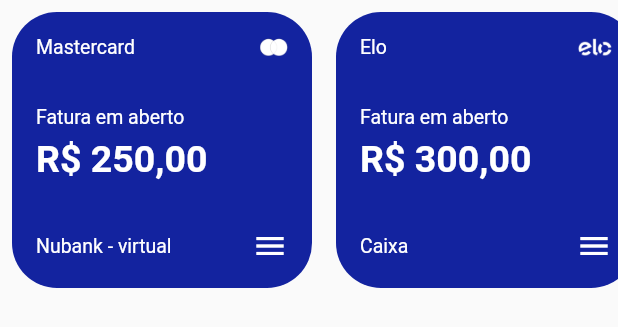
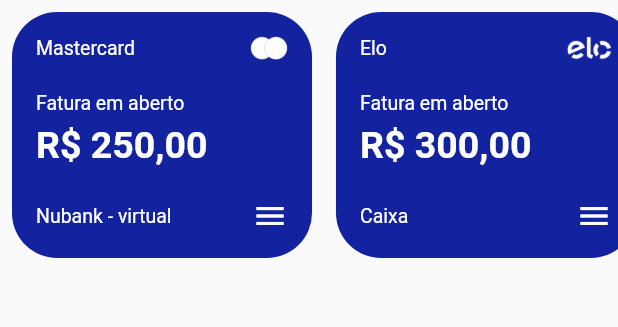
Before and after one commit to proz-tecnologia/PIT02GP06, a Flutter app: the ListViewCreditCards widget shown alone on an empty page, opened directly, on a phone screen of 412 x 824 dp. Shown: the top 327 px of the screen. Run offline on Flutter 3.47's test engine with Material 2 defaults, Android fonts, the phone set to English and light mode, and no system bars; missing offline and left inert: graphic.

Commit message:
[componente] criação do carrossel de cartões de crédito

```diff
--- a/lib/main.dart
+++ b/lib/main.dart
@@ -17,7 +17,7 @@
       ),
       home: Scaffold(
         backgroundColor: AppColors.backgroundColor,
-        body: Center(),
+        body: const Center(),
       ),
     );
   }
--- a/lib/src/widgets/credit_card_widget.dart
+++ b/lib/src/widgets/credit_card_widget.dart
@@ -13,7 +13,7 @@
   String bandeira = "";
   String apelido;
   String valorAberto;
-  var iconBandeira;
+  late Widget iconBandeira;
   CreditCardWidget(
       {super.key,
       required this.apelido,
@@ -24,14 +24,14 @@
       case "visa":
       case "elo":
       case "american":
-        iconBandeira = Image.asset("lib/images/$bandeira.png", height: 12);
+        iconBandeira = Image.asset("lib/images/$bandeira.png", height: 16);
         break;
       default:
         {
           iconBandeira = Icon(
             Icons.credit_card,
             color: AppColors.whiteColor,
-            size: 18,
+            size: 20,
           );
           bandeira = "outro";
         }
@@ -44,7 +44,6 @@
       padding: const EdgeInsets.all(8.0),
       child: Container(
         width: 200,
-        height: 180,
         decoration: BoxDecoration(
           color: AppColors.blue1Color,
           borderRadius: BorderRadius.circular(30),
@@ -72,7 +71,7 @@
                     "Fatura em aberto",
                     style: AppTextStyles.textCreditCard,
                   ),
-                  SizedBox(
+                  const SizedBox(
                     height: 6,
                   ),
                   Text(
--- a/lib/src/widgets/list_view_credit_cards.dart
+++ b/lib/src/widgets/list_view_credit_cards.dart
@@ -1,4 +1,5 @@
 import 'package:flutter/material.dart';
+import 'package:pit02gp06/utils/app_colors.dart';
 
 import 'credit_card_widget.dart';
 
@@ -9,8 +10,8 @@
 
   @override
   Widget build(BuildContext context) {
-    return Container(
-      height: 200,
+    return SizedBox(
+      height: 180,
       child: ListView(
         scrollDirection: Axis.horizontal,
         children: [
@@ -24,19 +25,21 @@
             valorAberto: "300,00",
             bandeira: "elo",
           ),
-          CreditCardWidget(
-            apelido: "Digio",
-            valorAberto: "20,00",
-            bandeira: "visa",
-          ),
-          CreditCardWidget(
-            apelido: "De fora",
-            valorAberto: "80,00",
-            bandeira: "american",
-          ),
-          CreditCardWidget(
-            apelido: "Itau",
-            valorAberto: "80,00",
+          Padding(
+            padding: const EdgeInsets.all(8.0),
+            child: ElevatedButton(
+              style: ElevatedButton.styleFrom(
+                backgroundColor: AppColors.whiteColor,
+                shape: RoundedRectangleBorder(
+                    borderRadius: BorderRadius.circular(30)),
+              ),
+              onPressed: () {},
+              child: Icon(
+                Icons.add,
+                color: AppColors.grey2Color,
+                size: 50,
+              ),
+            ),
           ),
         ],
       ),
```
